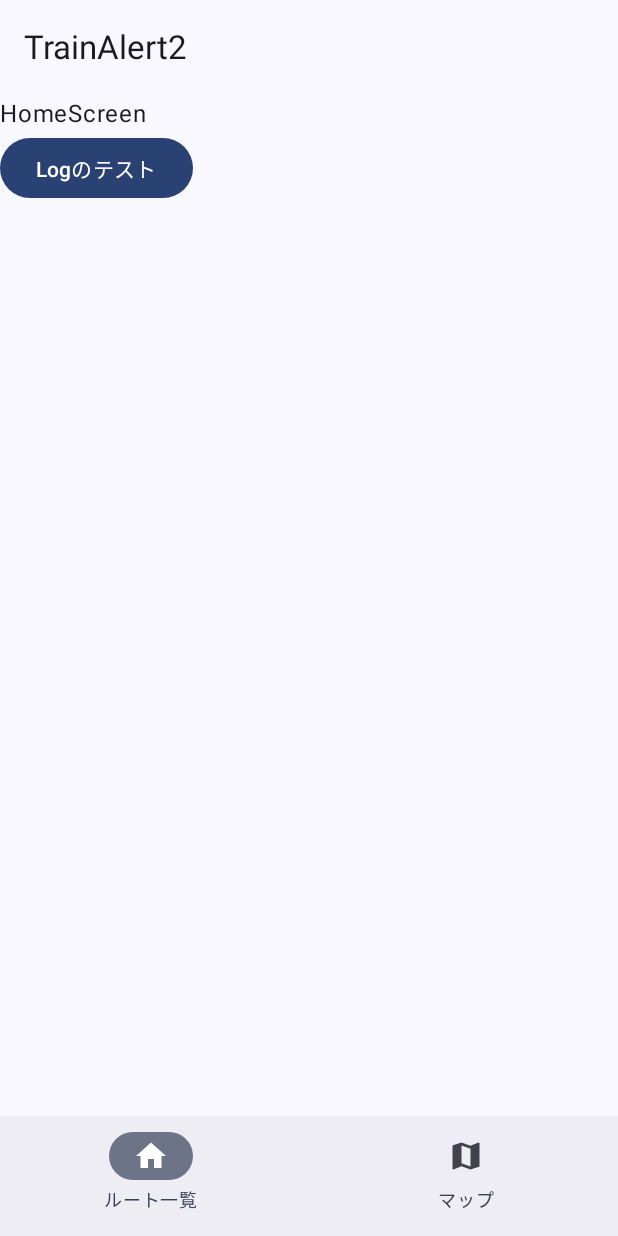
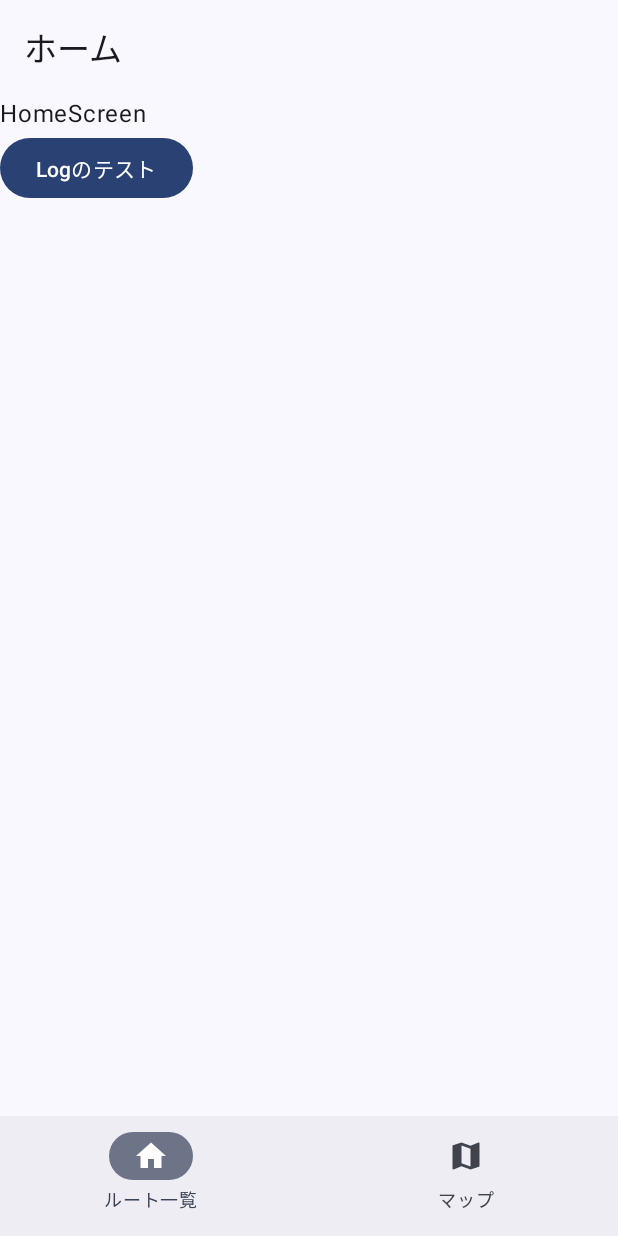
Before and after one commit to kajiLabTeam/TrainAlert2, an Android app built with Jetpack Compose: the screen it shows after launch (MainActivity), on a phone screen of 412 x 824 dp. Run offline under Robolectric (Android 15) with nearby library versions, the light colour scheme and no system bars; our stand-ins replace Room's generated code; 1 statement that could not run was skipped.

Commit message:
入力フォームを作りました。 右上のTrainAlert2の文字を、遷移した先のページの説明になるようにしました。

```diff
--- a/app/src/main/java/net/harutiro/trainalert2/core/presenter/MainPage.kt
+++ b/app/src/main/java/net/harutiro/trainalert2/core/presenter/MainPage.kt
@@ -12,6 +12,7 @@ import androidx.compose.material3.TopAppBar
 import androidx.compose.runtime.Composable
 import androidx.compose.runtime.getValue
 import androidx.compose.runtime.mutableIntStateOf
+import androidx.compose.runtime.mutableStateOf
 import androidx.compose.runtime.remember
 import androidx.compose.runtime.setValue
 import androidx.compose.ui.Modifier
@@ -32,6 +33,9 @@ fun FirstPage(){
 
     var selectedItemIndex by remember { mutableIntStateOf(0) }
     val navController = rememberNavController()
+    var topBarTitle by remember {
+        mutableStateOf("TrainAlert2")
+    }
 
     val bottomNavigationItems = listOf(
         BottomNavigationItem(
@@ -55,7 +59,7 @@ fun FirstPage(){
     Scaffold(
         topBar = {
             TopAppBar(title = {
-                Text(text = "TrainAlert2")
+                Text(text = topBarTitle)
             })
         },
         bottomBar = {
@@ -75,6 +79,9 @@ fun FirstPage(){
         }
     ) { innerPadding ->
         MainRouter(
+            changeTopBarTitle = { title ->
+                topBarTitle = title
+            },
             toRouteEditorScreen = {
                 navController.navigate(BottomNavigationBarRoute.ROUTE_EDITOR.route)
             },
--- a/app/src/main/java/net/harutiro/trainalert2/core/router/MainRouter.kt
+++ b/app/src/main/java/net/harutiro/trainalert2/core/router/MainRouter.kt
@@ -1,5 +1,6 @@
 package net.harutiro.trainalert2.core.router
 
+import android.icu.text.CaseMap.Title
 import android.util.Log
 import androidx.compose.foundation.layout.fillMaxSize
 import androidx.compose.runtime.Composable
@@ -18,6 +19,7 @@ import net.harutiro.trainalert2.core.presenter.routeEditer.RouteEditScreen
 
 @Composable
 fun MainRouter(
+    changeTopBarTitle:(String) -> Unit,
     toRouteEditorScreen: () -> Unit,
     toBackScreen: () -> Unit,
     navController: NavHostController,
@@ -33,20 +35,23 @@ fun MainRouter(
             HomeScreen(
                 toRouteEditor = toRouteEditorScreen
             )
+            changeTopBarTitle(BottomNavigationBarRoute.HOME.title)
         }
         composable(BottomNavigationBarRoute.MAP.route) {
             MapScreen()
+            changeTopBarTitle(BottomNavigationBarRoute.MAP.title)
         }
         composable(BottomNavigationBarRoute.ROUTE_EDITOR.route) {
             RouteEditScreen(
                 toBackScreen = toBackScreen
             )
+            changeTopBarTitle(BottomNavigationBarRoute.ROUTE_EDITOR.title)
         }
     }
 }
 
-enum class BottomNavigationBarRoute(val route: String) {
-    HOME("home"),
-    MAP("map"),
-    ROUTE_EDITOR("route_editor"),
+enum class BottomNavigationBarRoute(val route: String,val title:String) {
+    HOME("home","ホーム"),
+    MAP("map","マップ"),
+    ROUTE_EDITOR("route_editor","ルート編集"),
 }
--- a/app/src/main/java/net/harutiro/trainalert2/features/room/AppDatabase.kt
+++ b/app/src/main/java/net/harutiro/trainalert2/features/room/AppDatabase.kt
@@ -2,14 +2,10 @@ package net.harutiro.trainalert2.features.room
 
 import androidx.room.Database
 import androidx.room.RoomDatabase
-import androidx.room.TypeConverters
-import net.harutiro.trainalert2.features.room.favoriteDB.utils.typeConverter.CityIdConverter
-import net.harutiro.trainalert2.features.room.favoriteDB.utils.typeConverter.DateConverter
-import net.harutiro.trainalert2.features.room.favoriteDB.apis.WeatherFavoriteDao
-import net.harutiro.trainalert2.features.room.favoriteDB.entities.WeatherFavoriteEntity
+import net.harutiro.trainalert2.features.room.routeDB.entities.RouteEntity
+import net.harutiro.trainalert2.features.room.routeDB.apis.RouteDao
 
-@Database(entities = [WeatherFavoriteEntity::class], version = 1)
-@TypeConverters(CityIdConverter::class, DateConverter::class)
+@Database(entities = [RouteEntity::class], version = 1)
 abstract class AppDatabase : RoomDatabase() {
-    abstract fun weatherFavoriteDao(): WeatherFavoriteDao
+    abstract fun routeDao(): RouteDao
 }
--- a/app/src/main/java/net/harutiro/trainalert2/features/room/routeDB/apis/RouteDao.kt
+++ b/app/src/main/java/net/harutiro/trainalert2/features/room/routeDB/apis/RouteDao.kt
@@ -15,12 +15,12 @@ interface RouteDao {
     fun loadAllRoute(): List<RouteEntity>
 
     // ルートデータを新規作成するメソッド
-    @Insert(onConflict = OnConflictStrategy.ABORT) // 新規作成時のみ使用, // 既存データがあれば失敗。
-    fun saveRoute(routeEntity: RouteEntity): Int
+    @Insert(onConflict = OnConflictStrategy.ABORT) // 新規作成時のみ使用。既存データがあれば失敗。
+    fun saveRoute(routeEntity: RouteEntity)
 
     // ルートデータを更新するメソッド
     @Update
-    fun update(routeEntity: RouteEntity): Int
+    fun update(routeEntity: RouteEntity)
 
     // ルートデータを削除するメソッド
     @Delete
```
Also changed, not shown: app/src/main/java/net/harutiro/trainalert2/core/presenter/routeEditer/RouteEditorScreen.kt (+1 -9 lines).
